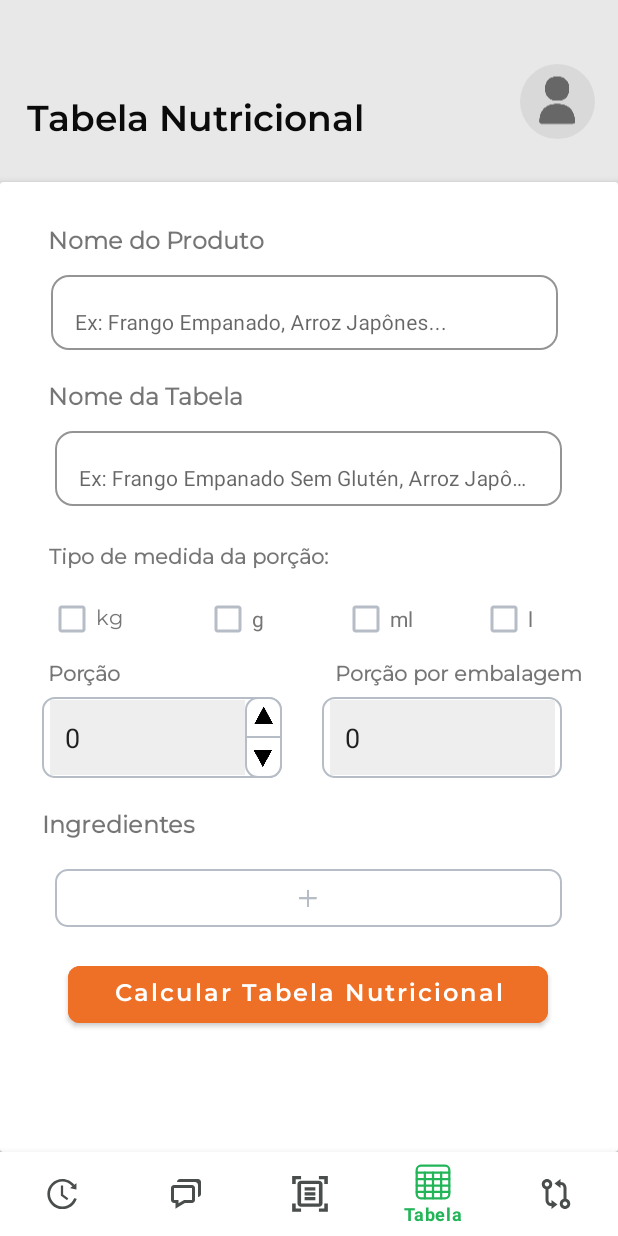
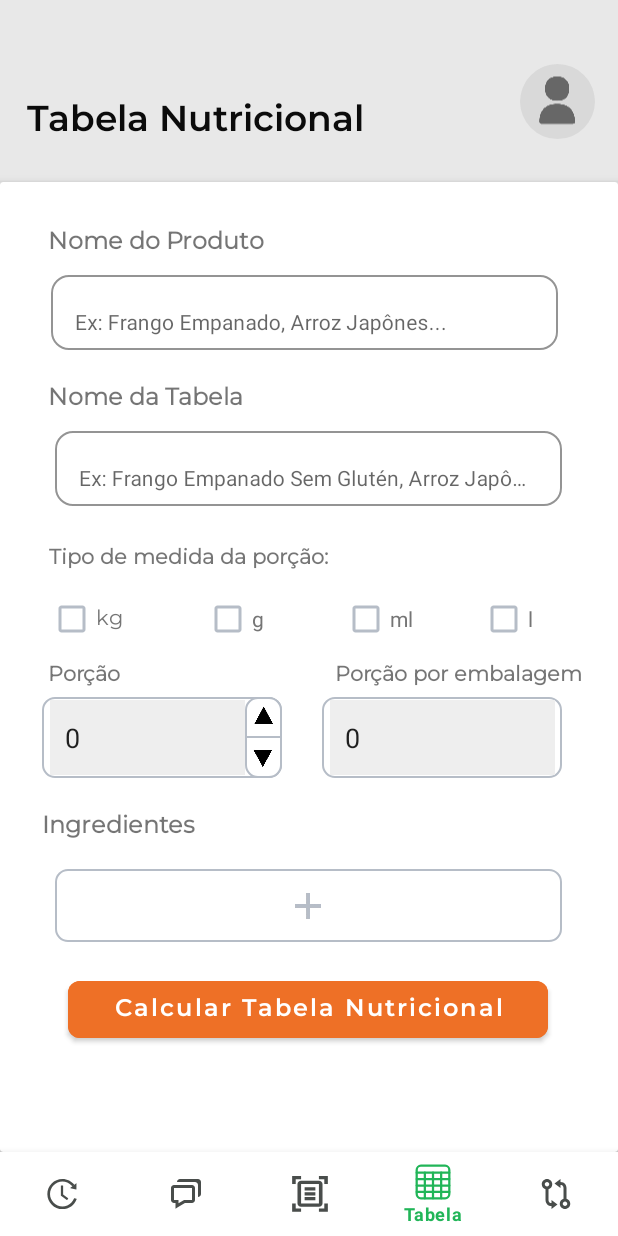
Before and after one commit to Nutria-Oficial/Mobile-Nutria, an Android app: the TabelaFragment screen opened through its navigation route, on a phone screen of 412 x 824 dp. Run offline under Robolectric (Android 15) with nearby library versions, the phone set to English and light mode, and no system bars; our stand-ins replace navigation-ui; pictures from the network do not load; 2 statements that could not run were skipped.

Commit message:
style: modificando layout para mostar os ingredientes

```diff
--- a/app/src/main/res/layout/fragment_tabela.xml
+++ b/app/src/main/res/layout/fragment_tabela.xml
@@ -328,16 +328,17 @@
                             app:layout_constraintStart_toStartOf="parent"
                             app:layout_constraintTop_toBottomOf="@+id/textView6">
 
-                            <LinearLayout
-                                android:id="@+id/layoutIngredientes"
+                            <androidx.recyclerview.widget.RecyclerView
+                                android:id="@+id/ingredientesSelecionados"
                                 android:layout_width="match_parent"
                                 android:layout_height="wrap_content"
-                                android:orientation="vertical"/>
+                                android:divider="@color/gray"
+                                android:showDividers="middle" />
 
                             <ImageView
                                 android:id="@+id/btnIngredientes"
-                                android:layout_width="20dp"
-                                android:layout_height="20dp"
+                                android:layout_width="30dp"
+                                android:layout_height="30dp"
                                 android:layout_marginTop="9dp"
                                 android:layout_marginBottom="9dp"
                                 app:srcCompat="@drawable/adicionar_ingrediente" />
@@ -363,7 +364,7 @@
 
                         <LinearLayout
                             android:id="@+id/layoutCarregando"
-                            android:layout_width="wrap_content"
+                            android:layout_width="0dp"
                             android:layout_height="wrap_content"
                             android:layout_marginTop="15dp"
                             android:background="#80FFFFFF"
```
Also changed, not shown: app/src/main/res/layout/item_ingrediente_tabela.xml (+27 -6 lines).
